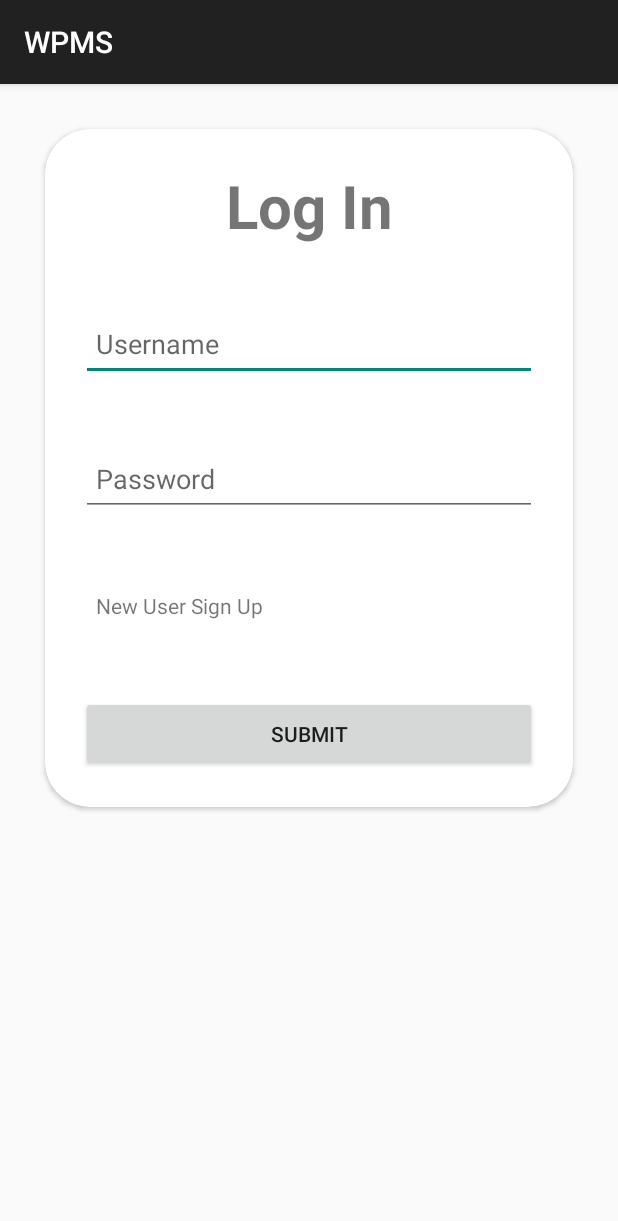
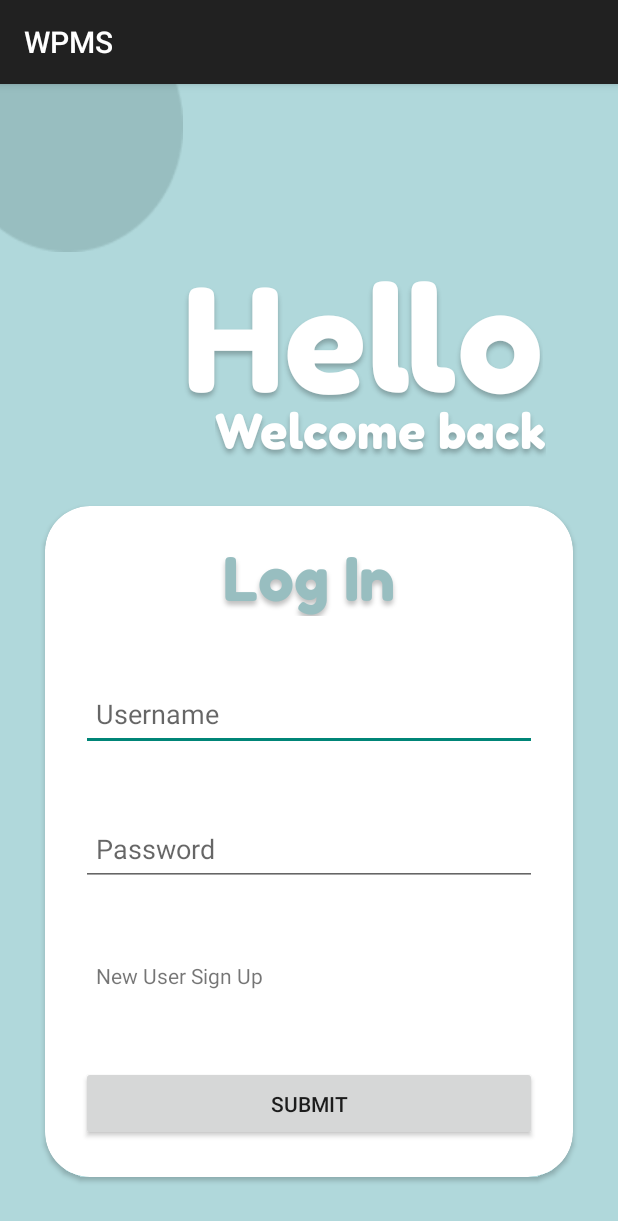
Before and after one commit to crdildy/WPMSProject, an Android app built with Jetpack Compose: the screen it shows after launch (LogInActivity), on a phone screen of 412 x 824 dp. Shown: the top 1221 px of the screen. Run offline under Robolectric (Android 15) with nearby library versions, the phone set to English and light mode, and no system bars; our stand-ins replace Firebase (no records; nobody signed in at launch, a user with empty details on screens opened directly).

Commit message:
Added Styles

```diff
--- a/app/src/main/res/layout/activity_log_in.xml
+++ b/app/src/main/res/layout/activity_log_in.xml
@@ -6,7 +6,42 @@
     xmlns:app="http://schemas.android.com/apk/res-auto"
     android:orientation="vertical"
     android:layout_gravity="center"
+    android:background="#B0D8DB"
     tools:context=".LogInActivity">
+
+
+
+    <View
+        android:id="@+id/ellipse_903"
+        android:layout_width="137dp"
+        android:layout_height="137dp"
+        android:layout_marginStart="-15dp"
+        android:layout_marginTop="-25dp"
+        android:background="@drawable/ellipse_903" />
+
+    <TextView
+        android:id="@+id/hello"
+        android:layout_width="wrap_content"
+        android:layout_height="100dp"
+        android:layout_marginStart="122dp"
+        android:gravity="center_horizontal|center_vertical"
+        android:lineSpacingExtra="9sp"
+        android:text="@string/hello"
+        android:textAppearance="@style/Bubble"
+        android:textSize="96sp" />
+
+    <TextView
+        android:id="@+id/welcome_bac"
+        android:layout_width="wrap_content"
+        android:layout_height="wrap_content"
+        android:layout_marginStart="143dp"
+        android:layout_marginTop="0dp"
+        android:gravity="center_vertical"
+        android:lineHeight="42sp"
+        android:lineSpacingExtra="3sp"
+        android:text="@string/welcome_bac"
+        android:textAppearance="@style/Bubble"
+        android:textSize="32sp" />
 
     <androidx.cardview.widget.CardView
         android:layout_width="match_parent"
@@ -25,11 +60,12 @@
             <TextView
                 android:layout_width="match_parent"
                 android:layout_height="wrap_content"
-                android:text="Log In"
+                android:text="@string/log_in"
                 android:id="@+id/LogInText"
-                android:textSize="40dp"
+                android:textSize="40sp"
                 android:textAlignment="center"
-                android:textStyle="bold"/>
+                android:textColor="#98BEC0"
+                android:textAppearance="@style/Bubble"/>
 
             <EditText
                 android:layout_width="match_parent"
@@ -37,33 +73,33 @@
                 android:id="@+id/username"
                 android:layout_marginTop="40dp"
                 android:padding="10dp"
-                android:hint="Username"/>
-<!--                android:drawableLeft="@drawable/baseline_person_24"-->
-<!--                android:drawablePadding="10dp"-->
-<!--                />-->
+                android:hint="@string/username"
+                android:importantForAutofill="no"
+                android:inputType="textAutoCorrect" />
+
             <EditText
                 android:layout_width="match_parent"
                 android:layout_height="50dp"
                 android:id="@+id/password"
                 android:layout_marginTop="40dp"
                 android:padding="10dp"
-                android:hint="Password"/>
-<!--                android:drawableLeft="@drawable/baseline_lock_24"-->
-<!--                android:drawablePadding="10dp"-->
-<!--                />-->
+                android:hint="@string/password"
+                android:importantForAutofill="no"
+                android:inputType="textPassword" />
+
             <TextView
                 android:layout_width="match_parent"
                 android:layout_height="50dp"
                 android:id="@+id/new_user_signup"
                 android:layout_marginTop="40dp"
                 android:padding="10dp"
-                android:text="New User Sign Up"
+                android:text="@string/new_user_sign_up"
                 />
             <Button
                 android:layout_width="match_parent"
                 android:layout_height="50dp"
                 android:id="@+id/logInButton"
-                android:text="Submit"
+                android:text="@string/submit"
                 android:layout_marginTop="30dp"/>
 
         </LinearLayout>
--- a/app/src/main/res/values/strings.xml
+++ b/app/src/main/res/values/strings.xml
@@ -1,3 +1,10 @@
 <resources>
     <string name="app_name">WPMS</string>
+    <string name="hello">Hello</string>
+    <string name="welcome_bac">Welcome back</string>
+    <string name="log_in">Log In</string>
+    <string name="username">Username</string>
+    <string name="password">Password</string>
+    <string name="new_user_sign_up">New User Sign Up</string>
+    <string name="submit">Submit</string>
 </resources>
--- /dev/null
+++ b/app/src/main/res/values/styles.xml
@@ -0,0 +1,11 @@
+<?xml version="1.0" encoding="utf-8"?>
+<resources>
+    <style name="Bubble">
+        <item name="android:textColor">#FFFFFF</item>
+        <item name="android:fontFamily">@font/fredoka_one</item>
+        <item name="android:shadowColor">#40000000</item>
+        <item name="android:shadowDx">0</item>
+        <item name="android:shadowDy">4</item>
+        <item name="android:shadowRadius">4</item>
+    </style>
+</resources>
```
Also changed, not shown: app/src/main/res/drawable/vector_1.xml (added, +46 -0 lines), app/src/main/res/drawable/ellipse_903.png (added), app/src/main/res/font/fredoka_one.ttf (added).
